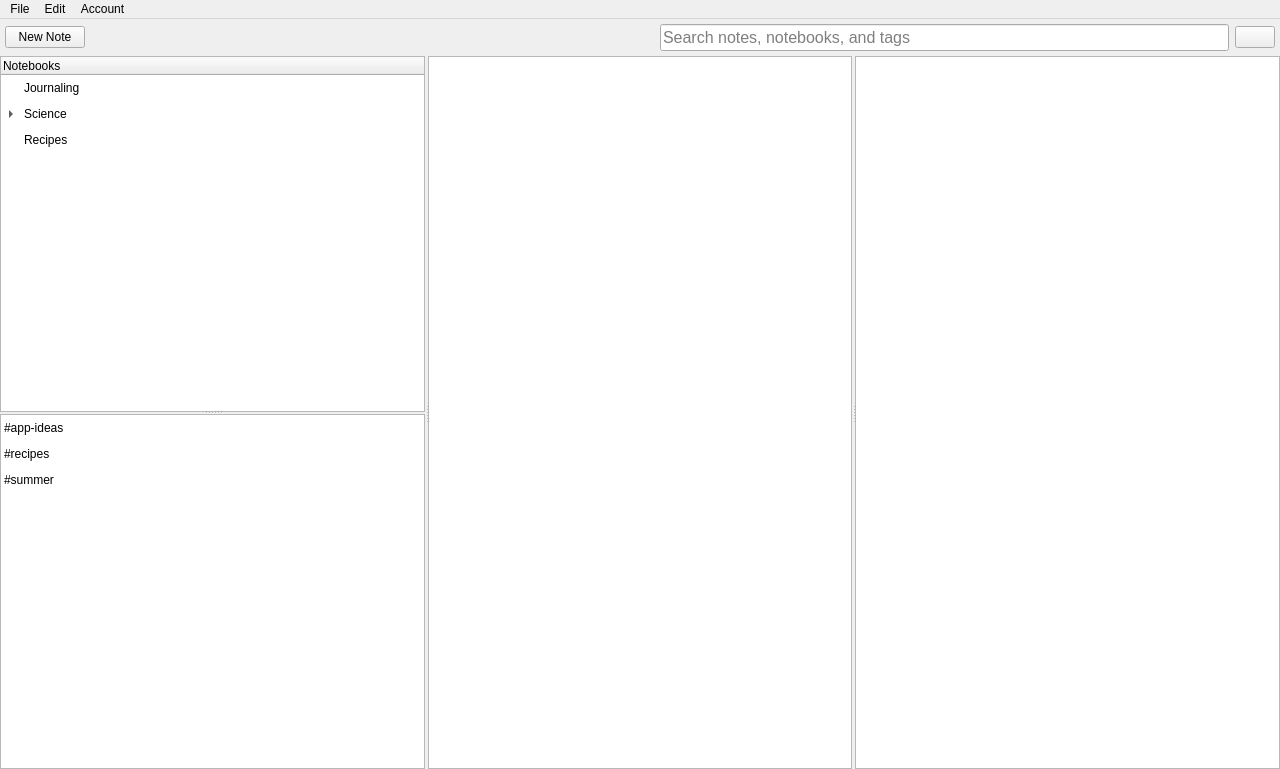
Above: mainwindow.ui from Open-App-Library/Vibrato-Notes-Desktop before the change. Below: the same form after it.
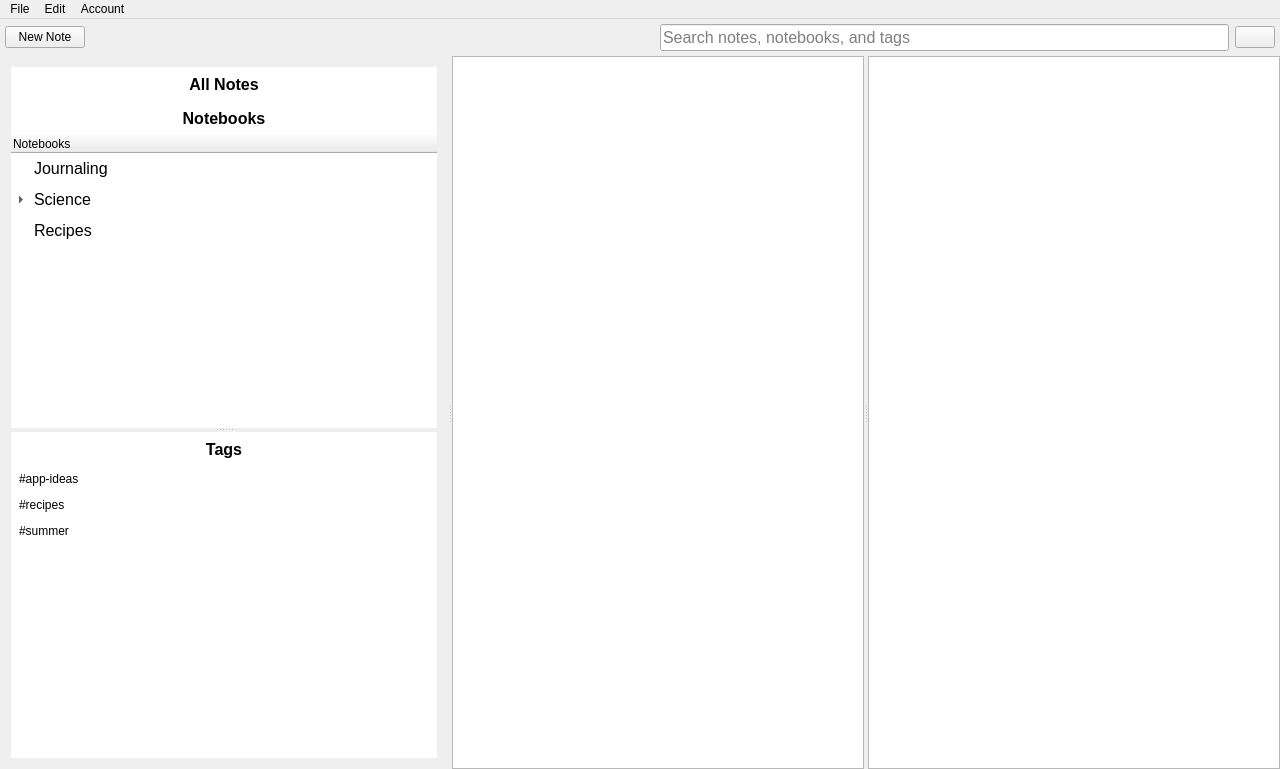
That is the form after the change. Icons and pictures are not drawn.

```diff
--- a/mainwindow.ui
+++ b/mainwindow.ui
@@ -13,6 +13,17 @@
   <property name="windowTitle">
    <string>Notes</string>
   </property>
+  <property name="styleSheet">
+   <string notr="true">.QFrame {
+	border: 0;
+	background-color: white;
+}
+
+#notebooksLabel {
+	padding: 5px;
+	padding-bottom: 5px;
+}</string>
+  </property>
   <widget class="QWidget" name="centralWidget">
    <property name="minimumSize">
     <size>
@@ -145,7 +156,7 @@
     </item>
     <item>
      <widget class="QWidget" name="contentArea" native="true">
-      <layout class="QHBoxLayout" name="horizontalLayout_2">
+      <layout class="QVBoxLayout" name="verticalLayout_5">
        <property name="leftMargin">
         <number>0</number>
        </property>
@@ -160,38 +171,187 @@
        </property>
        <item>
         <widget class="QSplitter" name="mainSplitter">
-         <property name="styleSheet">
-          <string notr="true">QSplitter::handle:horizontal {
-    width: 3px;
-}
-
-QSplitter::handle:vertical {
-    height: 3px;
-}</string>
-         </property>
          <property name="orientation">
           <enum>Qt::Horizontal</enum>
          </property>
-         <property name="opaqueResize">
-          <bool>true</bool>
-         </property>
-         <property name="handleWidth">
-          <number>3</number>
-         </property>
-         <property name="childrenCollapsible">
-          <bool>true</bool>
-         </property>
-         <widget class="QSplitter" name="splitter">
+         <widget class="QWidget" name="">
+          <layout class="QVBoxLayout" name="sidebar">
+           <property name="spacing">
+            <number>0</number>
+           </property>
+           <item>
+            <widget class="QFrame" name="topSidebarFrame">
+             <property name="minimumSize">
+              <size>
+               <width>0</width>
+               <height>0</height>
+              </size>
+             </property>
+             <property name="font">
+              <font>
+               <weight>50</weight>
+               <bold>false</bold>
+              </font>
+             </property>
+             <property name="styleSheet">
+              <string notr="true">background-color: white;
+</string>
+             </property>
+             <property name="frameShape">
+              <enum>QFrame::StyledPanel</enum>
+             </property>
+             <property name="frameShadow">
+              <enum>QFrame::Raised</enum>
+             </property>
+             <layout class="QVBoxLayout" name="verticalLayout_6">
+              <property name="leftMargin">
+               <number>0</number>
+              </property>
+              <property name="topMargin">
+               <number>0</number>
+              </property>
+              <property name="rightMargin">
+               <number>0</number>
+              </property>
+              <property name="bottomMargin">
+               <number>0</number>
+              </property>
+              <item>
+               <widget class="QToolButton" name="allNotesButton">
+                <property name="sizePolicy">
+                 <sizepolicy hsizetype="MinimumExpanding" vsizetype="Fixed">
+                  <horstretch>0</horstretch>
+                  <verstretch>0</verstretch>
+                 </sizepolicy>
+                </property>
+                <property name="font">
+                 <font>
+                  <pointsize>12</pointsize>
+                  <weight>75</weight>
+                  <bold>true</bold>
+                 </font>
+                </property>
+                <property name="cursor">
+                 <cursorShape>ArrowCursor</cursorShape>
+                </property>
+                <property name="styleSheet">
+                 <string notr="true">QToolButton {
+	border: 0;
+	padding: 6px;
+	transition: 100ms ease-in;
+}
+QToolButton:hover {
+	background-color: #f9f9f9;
+	cursor: pointer;
+}</string>
+                </property>
+                <property name="text">
+                 <string>All Notes</string>
+                </property>
+                <property name="icon">
+                 <iconset theme="folder-symbolic" resource="breeze-icons.qrc">
+                  <normaloff>:/folder-symbolic</normaloff>:/folder-symbolic</iconset>
+                </property>
+                <property name="toolButtonStyle">
+                 <enum>Qt::ToolButtonTextBesideIcon</enum>
+                </property>
+                <property name="arrowType">
+                 <enum>Qt::NoArrow</enum>
+                </property>
+               </widget>
+              </item>
+             </layout>
+            </widget>
+           </item>
+           <item>
+            <widget class="QSplitter" name="sidebarSplitter">
           <property name="orientation">
            <enum>Qt::Vertical</enum>
           </property>
-          <property name="handleWidth">
-           <number>2</number>
-          </property>
+             <widget class="QFrame" name="notebookFrame">
+              <property name="frameShape">
+               <enum>QFrame::StyledPanel</enum>
+              </property>
+              <property name="frameShadow">
+               <enum>QFrame::Raised</enum>
+              </property>
+              <layout class="QVBoxLayout" name="verticalLayout_3">
+               <property name="spacing">
+                <number>0</number>
+               </property>
+               <property name="leftMargin">
+                <number>0</number>
+               </property>
+               <property name="topMargin">
+                <number>0</number>
+               </property>
+               <property name="rightMargin">
+                <number>0</number>
+               </property>
+               <property name="bottomMargin">
+                <number>0</number>
+               </property>
+               <item>
+                <widget class="QToolButton" name="notebooksButton">
+                 <property name="sizePolicy">
+                  <sizepolicy hsizetype="MinimumExpanding" vsizetype="Fixed">
+                   <horstretch>0</horstretch>
+                   <verstretch>0</verstretch>
+                  </sizepolicy>
+                 </property>
+                 <property name="font">
+                  <font>
+                   <pointsize>12</pointsize>
+                   <weight>75</weight>
+                   <bold>true</bold>
+                  </font>
+                 </property>
+                 <property name="cursor">
+                  <cursorShape>ArrowCursor</cursorShape>
+                 </property>
+                 <property name="styleSheet">
+                  <string notr="true">QToolButton {
+	border: 0;
+	padding: 6px;
+	transition: 100ms ease-in;
+}
+QToolButton:hover {
+	background-color: #f9f9f9;
+	cursor: pointer;
+}</string>
+                 </property>
+                 <property name="text">
+                  <string>Notebooks</string>
+                 </property>
+                 <property name="icon">
+                  <iconset theme="folder-symbolic" resource="breeze-icons.qrc">
+                   <normaloff>:/folder-symbolic</normaloff>:/folder-symbolic</iconset>
+                 </property>
+                 <property name="toolButtonStyle">
+                  <enum>Qt::ToolButtonTextBesideIcon</enum>
+                 </property>
+                 <property name="arrowType">
+                  <enum>Qt::NoArrow</enum>
+                 </property>
+                </widget>
+               </item>
+               <item>
           <widget class="QTreeWidget" name="notebookTreeWidget">
+                 <property name="font">
+                  <font>
+                   <pointsize>12</pointsize>
+                  </font>
+                 </property>
+                 <property name="cursor" stdset="0">
+                  <cursorShape>ArrowCursor</cursorShape>
+                 </property>
            <property name="styleSheet">
             <string notr="true">QTreeWidget::item {
     padding: 6 0;
+}
+QTreeWidget {
+	border: 0 !important;
+	margin: 0;
 }</string>
            </property>
            <column>
@@ -225,10 +385,85 @@
             </property>
            </item>
           </widget>
+               </item>
+              </layout>
+             </widget>
+             <widget class="QFrame" name="tagFrame">
+              <property name="frameShape">
+               <enum>QFrame::StyledPanel</enum>
+              </property>
+              <property name="frameShadow">
+               <enum>QFrame::Raised</enum>
+              </property>
+              <layout class="QVBoxLayout" name="verticalLayout_4">
+               <property name="spacing">
+                <number>0</number>
+               </property>
+               <property name="leftMargin">
+                <number>0</number>
+               </property>
+               <property name="topMargin">
+                <number>0</number>
+               </property>
+               <property name="rightMargin">
+                <number>0</number>
+               </property>
+               <property name="bottomMargin">
+                <number>0</number>
+               </property>
+               <item>
+                <widget class="QToolButton" name="notebooksButton_2">
+                 <property name="sizePolicy">
+                  <sizepolicy hsizetype="MinimumExpanding" vsizetype="Fixed">
+                   <horstretch>0</horstretch>
+                   <verstretch>0</verstretch>
+                  </sizepolicy>
+                 </property>
+                 <property name="font">
+                  <font>
+                   <pointsize>12</pointsize>
+                   <weight>75</weight>
+                   <bold>true</bold>
+                  </font>
+                 </property>
+                 <property name="cursor">
+                  <cursorShape>ArrowCursor</cursorShape>
+                 </property>
+                 <property name="styleSheet">
+                  <string notr="true">QToolButton {
+	border: 0;
+	padding: 6px;
+	transition: 100ms ease-in;
+}
+QToolButton:hover {
+	background-color: #f9f9f9;
+	cursor: pointer;
+}</string>
+                 </property>
+                 <property name="text">
+                  <string>Tags</string>
+                 </property>
+                 <property name="icon">
+                  <iconset theme="folder-symbolic" resource="breeze-icons.qrc">
+                   <normaloff>:/folder-symbolic</normaloff>:/folder-symbolic</iconset>
+                 </property>
+                 <property name="toolButtonStyle">
+                  <enum>Qt::ToolButtonTextBesideIcon</enum>
+                 </property>
+                 <property name="arrowType">
+                  <enum>Qt::NoArrow</enum>
+                 </property>
+                </widget>
+               </item>
+               <item>
           <widget class="QListWidget" name="testTree">
            <property name="styleSheet">
             <string notr="true">QListWidget::item {
     padding: 6 0;
+}
+QListWidget {
+	border: 0px !important;
+	margin-left: 5px;
 }</string>
            </property>
            <item>
@@ -247,6 +482,12 @@
             </property>
            </item>
           </widget>
+               </item>
+              </layout>
+             </widget>
+            </widget>
+           </item>
+          </layout>
          </widget>
          <widget class="QListWidget" name="noteList">
           <property name="styleSheet">
```
Left out of the diff: 2 changed lines with no effect on the pictures. Lines whose indentation alone changed are shown as unchanged.
